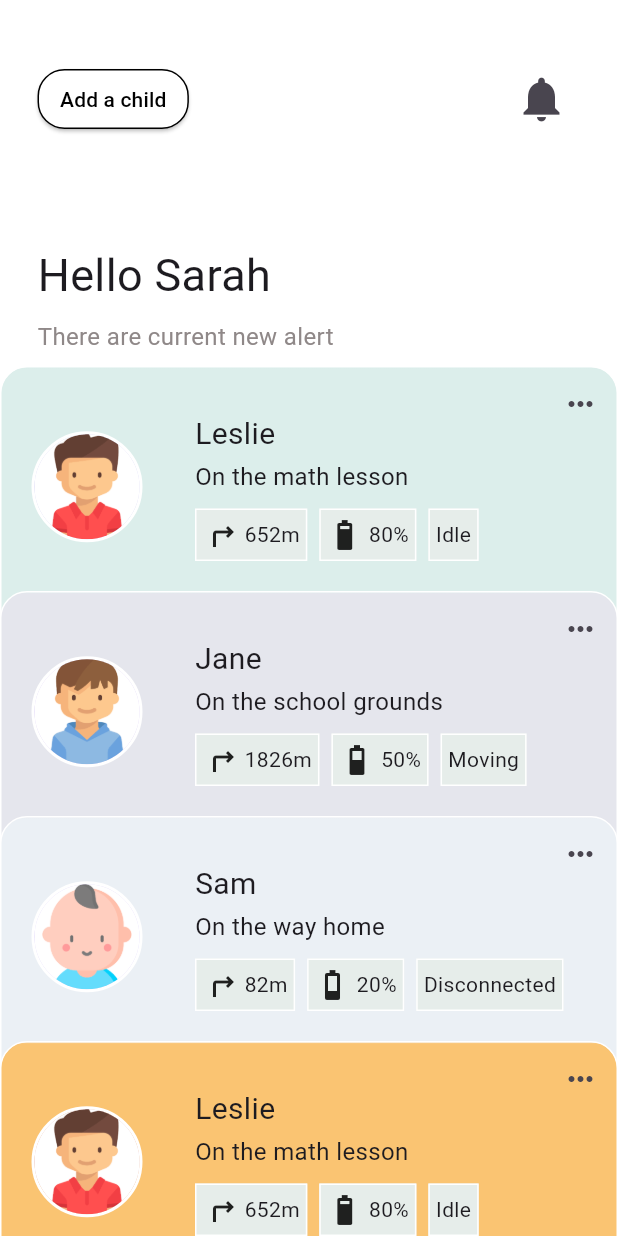
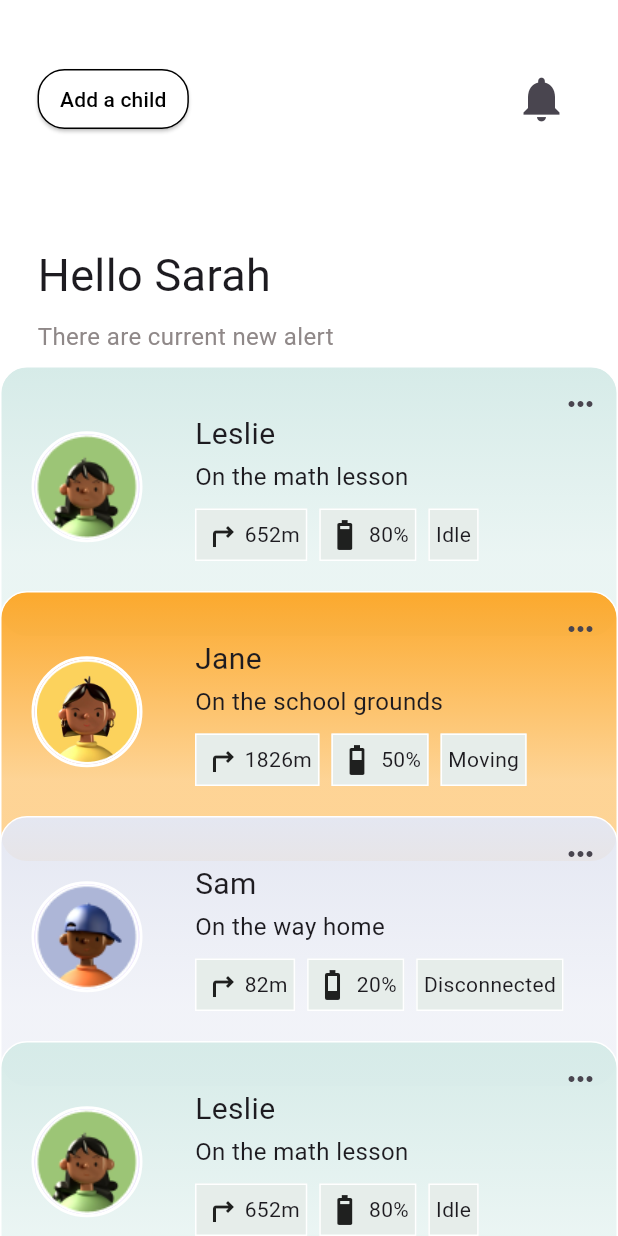
Before and after one commit to HuyLN38/ParentLink, a Flutter app: the HomePage screen opened directly, on a phone screen of 412 x 824 dp. Run offline on Flutter 3.47's test engine with Material 3 defaults, Android fonts, the light colour scheme and no system bars; our stand-ins replace flutter_svg, iconly; missing offline and left inert: animator.

Commit message:
create single child page

```diff
--- /dev/null
+++ b/lib/builder/child_state_tile.dart
@@ -0,0 +1,167 @@
+import 'package:flutter/material.dart';
+import 'package:parent_link/model/child_state.dart';
+import 'package:parent_link/pages/home/location_page.dart';
+import 'package:parent_link/theme/app.theme.dart';
+
+class ChildStateTile extends StatelessWidget {
+  final ChildState childState;
+  final int index;
+  ChildStateTile({super.key, required this.childState, required this.index});
+
+  @override
+  Widget build(BuildContext context) {
+    List <Color>  backgroundColor = [
+      const Color(0xffD6EBE8),
+      const Color(0xffFCA92D),
+      const Color(0xffE4E7F2),
+
+    ];
+  Color background = backgroundColor[index % backgroundColor.length];
+
+    return Positioned(
+     top: (150 * index).toDouble(),
+     left: 0,
+     right: 0,
+      child: GestureDetector(
+        onTap: () =>Navigator.push(
+                  context,
+                  MaterialPageRoute(
+                    builder: (context) => LocationPage(childState: childState,))),
+        child: Container(
+          decoration: BoxDecoration(
+          gradient:  LinearGradient(
+            begin: Alignment.topCenter,
+            end: Alignment.bottomCenter,
+            stops: [0.0, 0.7],
+            colors: [
+              background.withOpacity(1),
+              background.withOpacity(0.5)
+            ],
+        ),
+            borderRadius: BorderRadius.circular(18),
+            border: Border.all(
+              color: Apptheme.colors.white,
+              width: 1
+            )
+          ),
+          child: Stack(
+            children: [
+              Padding(
+                padding: const EdgeInsets.only(left: 20.0, top: 30, bottom: 50),
+                child: Row(
+                  children: [
+                    // Avatar with circular border
+                    Container(
+                      decoration: BoxDecoration(
+                        border: Border.all(
+                          color: Apptheme.colors.white,
+                          width: 2,
+                        ),
+                        shape: BoxShape.circle,
+                      ),
+                      child: CircleAvatar(
+                        radius: 35,
+                        backgroundImage: AssetImage(childState.image,),
+                      ),
+                    ),
+                    const SizedBox(width: 35), // Use SizedBox for spacing
+
+                    // Child's info
+                    Column(
+                      crossAxisAlignment: CrossAxisAlignment.start,
+                      children: [
+                        Text(
+                          childState.name,
+                          style: const TextStyle(fontSize: 20),
+                        ),
+                        const SizedBox(height: 2),
+                         Text(
+                          childState.activity,
+                          style: const TextStyle(fontSize: 16),
+                        ),
+                        const SizedBox(height: 10),
+
+                        // Status indicators
+                        Row(
+                          crossAxisAlignment: CrossAxisAlignment.center,
+                          children: [
+                            _buildStatusContainer(
+                              icon: Icons.turn_right,
+                              text: "${childState.distance}m",
+                            ),
+                            const SizedBox(width: 8),
+                            _buildStatusContainer(
+                              icon: _getBatteryIcon(childState.battery),
+                              text: "${childState.battery}%",
+                            ),
+                            const SizedBox(width: 8),
+                            _buildStatusContainer(
+                              text: childState.state,
+                            ),
+                          ],
+                        ),
+                      ],
+                    ),
+                  ],
+                ),
+              ),
+              Align(
+                alignment: Alignment.topRight,
+                child: IconButton(
+                  icon: const Icon(Icons.more_horiz),
+                  onPressed: () {
+                  },
+                ),
+              ),
+            ],
+          ),
+        ),
+      ),
+    );
+  }
+
+  // Helper method to build status container
+  Widget _buildStatusContainer({IconData? icon, required String text}) {
+    return Container(
+      color: Apptheme.colors.pale_blue.withRed(230),
+      child: Container(
+        height: 35,
+        decoration: BoxDecoration(
+          border: Border.all(
+            color: Apptheme.colors.white,
+            width: 1,
+          ),
+        ),
+        padding: const EdgeInsets.all(4), // Add some padding
+        child: Row(
+          children: [
+            if (icon != null) Icon(icon), // Show icon only if provided
+            if (icon != null) const SizedBox(width: 4), // Spacing after icon
+            Text(text),
+          ],
+        ),
+      ),
+    );
+  }
+
+    // Helper method to get battery icon based on battery percentage
+  IconData _getBatteryIcon(int battery) {
+    if (battery >= 90) {
+      return Icons.battery_full;
+    } else if (battery >= 80) {
+      return Icons.battery_6_bar;
+    } else if (battery >= 60) {
+      return Icons.battery_5_bar;
+    } else if (battery >= 40) {
+      return Icons.battery_4_bar;
+    } else if (battery >= 30) {
+      return Icons.battery_3_bar;
+    } else if (battery >= 20) {
+      return Icons.battery_2_bar;
+    } else if (battery >= 10) {
+      return Icons.battery_1_bar;
+    } else {
+      return Icons.battery_0_bar;
+    }
+  }
+}
--- a/lib/components/child_state_tile.dart
+++ /dev/null
@@ -1,163 +0,0 @@
-import 'package:flutter/material.dart';
-import 'package:parent_link/model/child_state.dart';
-import 'package:parent_link/theme/app.theme.dart';
-
-class ChildStateTile extends StatelessWidget {
-  final ChildState childState;
-  final int index;
-  ChildStateTile({super.key, required this.childState, required this.index});
-
-  @override
-  Widget build(BuildContext context) {
-    List <Color>  backgroundColor = [
-      const Color(0xffD6EBE8),
-      const Color(0xffDCEEEB),
-      const Color(0xffE5E6ED),
-      const Color(0xffEBF0F5),
-      const Color(0xffFAC472),
-      const Color(0xffFCA92D),
-    ];
-  Color background1 = backgroundColor[index % backgroundColor.length];
-  Color background2 = backgroundColor[(index + 1) % backgroundColor.length];
-
-    return Positioned(
-     top: (150 * index).toDouble(),
-     left: 0,
-     right: 0,
-      child: Container(
-        decoration: BoxDecoration(
-        gradient:  LinearGradient(
-          begin: Alignment.topCenter,
-          end: Alignment.bottomCenter,
-          stops: [0.0, 0.01],
-          colors: [
-            background1,
-            background2
-          ],
-),
-          borderRadius: BorderRadius.circular(18),
-          border: Border.all(
-            color: Apptheme.colors.white,
-            width: 1
-          )
-        ),
-        child: Stack(
-          children: [
-            Padding(
-              padding: const EdgeInsets.only(left: 20.0, top: 30, bottom: 50),
-              child: Row(
-                children: [
-                  // Avatar with circular border
-                  Container(
-                    decoration: BoxDecoration(
-                      border: Border.all(
-                        color: Apptheme.colors.white,
-                        width: 2,
-                      ),
-                      shape: BoxShape.circle,
-                    ),
-                    child: CircleAvatar(
-                      radius: 35,
-                      backgroundImage: AssetImage(childState.image,),
-                    ),
-                  ),
-                  const SizedBox(width: 35), // Use SizedBox for spacing
-
-                  // Child's info
-                  Column(
-                    crossAxisAlignment: CrossAxisAlignment.start,
-                    children: [
-                      Text(
-                        childState.name,
-                        style: const TextStyle(fontSize: 20),
-                      ),
-                      const SizedBox(height: 2),
-                       Text(
-                        childState.activity,
-                        style: const TextStyle(fontSize: 16),
-                      ),
-                      const SizedBox(height: 10),
-
-                      // Status indicators
-                      Row(
-                        crossAxisAlignment: CrossAxisAlignment.center,
-                        children: [
-                          _buildStatusContainer(
-                            icon: Icons.turn_right,
-                            text: "${childState.distance}m",
-                          ),
-                          const SizedBox(width: 8),
-                          _buildStatusContainer(
-                            icon: _getBatteryIcon(childState.battery),
-                            text: "${childState.battery}%",
-                          ),
-                          const SizedBox(width: 8),
-                          _buildStatusContainer(
-                            text: childState.state,
-                          ),
-                        ],
-                      ),
-                    ],
-                  ),
-                ],
-              ),
-            ),
-            Align(
-              alignment: Alignment.topRight,
-              child: IconButton(
-                icon: const Icon(Icons.more_horiz),
-                onPressed: () {
-                },
-              ),
-            ),
-          ],
-        ),
-      ),
-    );
-  }
-
-  // Helper method to build status container
-  Widget _buildStatusContainer({IconData? icon, required String text}) {
-    return Container(
-      color: Apptheme.colors.pale_blue.withRed(230),
-      child: Container(
-        height: 35,
-        decoration: BoxDecoration(
-          border: Border.all(
-            color: Apptheme.colors.white,
-            width: 1,
-          ),
-        ),
-        padding: const EdgeInsets.all(4), // Add some padding
-        child: Row(
-          children: [
-            if (icon != null) Icon(icon), // Show icon only if provided
-            if (icon != null) const SizedBox(width: 4), // Spacing after icon
-            Text(text),
-          ],
-        ),
-      ),
-    );
-  }
-
-    // Helper method to get battery icon based on battery percentage
-  IconData _getBatteryIcon(int battery) {
-    if (battery >= 90) {
-      return Icons.battery_full;
-    } else if (battery >= 80) {
-      return Icons.battery_6_bar;
-    } else if (battery >= 60) {
-      return Icons.battery_5_bar;
-    } else if (battery >= 40) {
-      return Icons.battery_4_bar;
-    } else if (battery >= 30) {
-      return Icons.battery_3_bar;
-    } else if (battery >= 20) {
-      return Icons.battery_2_bar;
-    } else if (battery >= 10) {
-      return Icons.battery_1_bar;
-    } else {
-      return Icons.battery_0_bar;
-    }
-  }
-}
--- /dev/null
+++ b/lib/model/child_location.dart
@@ -0,0 +1,13 @@
+class ChildLocation {
+  final String location;
+  final String timeStart;
+  final String timeEnd;
+  final  String active;
+
+  ChildLocation(
+    this.location,
+    this.timeStart,
+    this.timeEnd,
+    this.active
+  );
+}
--- /dev/null
+++ b/lib/model/control/control_child_location.dart
@@ -0,0 +1,18 @@
+import 'package:flutter/material.dart';
+import 'package:parent_link/model/child_location.dart';
+
+class ControlChildLocation extends ChangeNotifier{
+  List <ChildLocation> childLocationList = [
+    ChildLocation('Viking', '13:00','null', 'active' ),
+    ChildLocation('School', '8:00','12:00', 'null' ),
+    ChildLocation('On Road', '7:00' ,' 7:30', 'null'),
+    ChildLocation('Home', '0:00' ,' 7:30', 'null'),
+        ChildLocation('School', '8:00','12:00', 'null' ),
+    ChildLocation('On Road', '7:00' ,' 7:30', 'null'),
+    ChildLocation('Home', '0:00' ,' 7:30', 'null'),
+        ChildLocation('School', '8:00','12:00', 'null' ),
+    ChildLocation('On Road', '7:00' ,' 7:30', 'null'),
+    ChildLocation('Home', '0:00' ,' 7:30', 'null'),
+  ];
+  List <ChildLocation> get getChildLocationList =>  childLocationList;
+}
--- a/lib/model/control_child_state.dart
+++ b/lib/model/control/control_child_state.dart
@@ -8,11 +8,9 @@ class ControlChildState extends ChangeNotifier {
     ChildState("Jane", "On the school grounds", 1826, 50, "Moving",'lib/img/child2.png'),
     ChildState("Sam", "On the way home", 82, 20, "Disconnected",'lib/img/child3.png'),
     ChildState("Leslie", "On the math lesson", 652, 80, "Idle",'lib/img/child1.png'),
-    ChildState("Jane", "On the school grounds", 1826, 50, "Moving",'lib/img/child2.png'),
-    ChildState("Sam", "On the way home", 82, 20, "Disconnected",'lib/img/child3.png'),
 
   ];
 
   //get list of child's state
-  List<ChildState> get childList => listChild;
+  List<ChildState> get getlistChild => listChild;
 }
--- a/lib/pages/home_page.dart
+++ b/lib/pages/home/home_page.dart
@@ -1,6 +1,6 @@
 import 'package:flutter/material.dart';
-import 'package:parent_link/components/child_state_tile.dart';
-import 'package:parent_link/model/control_child_state.dart';
+import 'package:parent_link/builder/child_state_tile.dart';
+import 'package:parent_link/model/control/control_child_state.dart';
 import 'package:parent_link/theme/app.theme.dart';
 import 'package:provider/provider.dart';
 
@@ -16,12 +16,12 @@ class _HomePageState extends State<HomePage> {
   @override
   Widget build(BuildContext context) {
     //access child' state list
-    final childStateList = context.watch<ControlChildState>().childList;
+    final childStateList = context.watch<ControlChildState>().getlistChild;
 
     return
     Scaffold(
       backgroundColor: Colors.white,
-      body:SingleChildScrollView(
+      body: SingleChildScrollView(
         child: Column(
             children: [
               Padding(
@@ -96,8 +96,10 @@ class _HomePageState extends State<HomePage> {
 
              Stack(
               children:[
-                Container(
-                  height: childStateList.length* 150,
+                SingleChildScrollView(
+                  child: Container(
+                    height: childStateList.length* 150,
+                  ),
                 ),
                  ...List.generate(childStateList.length, (index) {
                 final childState = childStateList[index];
@@ -105,8 +107,6 @@ class _HomePageState extends State<HomePage> {
               }),
               ]
             ),
-
-
             ],
           ),
       ),
--- a/lib/pages/main_page.dart
+++ b/lib/pages/main_page.dart
@@ -1,6 +1,6 @@
 import 'package:flutter/material.dart';
 import 'package:parent_link/components/bottom_bar.dart';
-import 'package:parent_link/pages/home_page.dart';
+import 'package:parent_link/pages/home/home_page.dart';
 import 'package:parent_link/pages/message_page.dart';
 import 'package:parent_link/pages/profile_page.dart';
 import 'package:parent_link/pages/schedule_page.dart';
--- /dev/null
+++ b/lib/routes/routes.dart
@@ -0,0 +1,19 @@
+import 'package:parent_link/pages/home/home_page.dart';
+import 'package:parent_link/pages/home/location_page.dart';
+import 'package:parent_link/pages/login/forget_password_page.dart';
+import 'package:parent_link/pages/login/login_page.dart';
+import 'package:parent_link/pages/login/register_page.dart';
+import 'package:parent_link/pages/main_page.dart';
+import 'package:parent_link/pages/open_page.dart';
+
+class Routes {
+  final routes = {
+    '/open_page': (context) => const OpenPage(),
+    '/login_page': (context) => const LoginPage(),
+    '/register_page': (context) => const RegisterPage(),
+    '/forget_password_page': (context) => const ForgetPasswordPage(),
+    '/main_page': (context) => const MainPage(),
+
+  };
+  Routes();
+}
```
Also changed, not shown: lib/builder/child_location_tile.dart (added, +90 -0 lines), lib/main.dart (+7 -13 lines), lib/pages/home/location_page.dart (added, +234 -0 lines), lib/img/child1.png, lib/img/child2.png, lib/img/child3.png, lib/img/map.jpg (added), lib/img/position.png (added).
